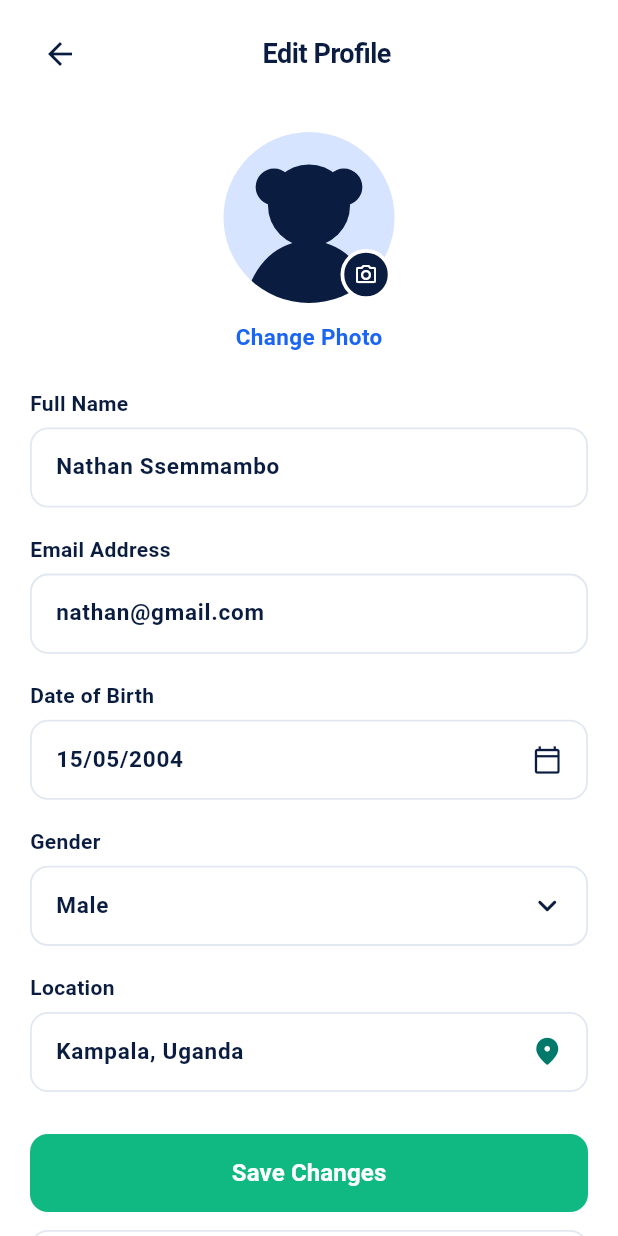
After one commit to ssemambonathan/lyca, a Flutter app: the EditProfileScreen screen opened directly, on a phone screen of 412 x 824 dp. The commit adds this screen. Run offline on Flutter 3.47's test engine with Material 3 defaults, Android fonts, the phone set to English and light mode, and no system bars; network calls fail.

Commit message:
editprofilescreen

```diff
--- /dev/null
+++ b/lib/screens/editprofilescreen.dart
@@ -0,0 +1,572 @@
+import 'package:flutter/material.dart';
+
+class EditProfileScreen extends StatefulWidget {
+  final VoidCallback? onBack;
+
+  const EditProfileScreen({
+    super.key,
+    this.onBack,
+  });
+
+  @override
+  State<EditProfileScreen> createState() => _EditProfileScreenState();
+}
+
+class _EditProfileScreenState extends State<EditProfileScreen> {
+  late final TextEditingController _fullNameController;
+  late final TextEditingController _emailController;
+  late final TextEditingController _dobController;
+  late final TextEditingController _genderController;
+  late final TextEditingController _locationController;
+
+  @override
+  void initState() {
+    super.initState();
+    _fullNameController = TextEditingController(text: 'Nathan Ssemmambo');
+    _emailController = TextEditingController(text: 'nathan@gmail.com');
+    _dobController = TextEditingController(text: '15/05/2004');
+    _genderController = TextEditingController(text: 'Male');
+    _locationController = TextEditingController(text: 'Kampala, Uganda');
+  }
+
+  @override
+  void dispose() {
+    _fullNameController.dispose();
+    _emailController.dispose();
+    _dobController.dispose();
+    _genderController.dispose();
+    _locationController.dispose();
+    super.dispose();
+  }
+
+  void _handleBack() {
+    if (widget.onBack != null) {
+      widget.onBack!();
+    } else if (Navigator.canPop(context)) {
+      Navigator.pop(context);
+    }
+  }
+
+  Future<void> _selectDate() async {
+    DateTime initialDate = DateTime(2004, 5, 15);
+    try {
+      final parts = _dobController.text.split('/');
+      if (parts.length == 3) {
+        final day = int.parse(parts[0]);
+        final month = int.parse(parts[1]);
+        final year = int.parse(parts[2]);
+        initialDate = DateTime(year, month, day);
+      }
+    } catch (_) {}
+
+    final DateTime? picked = await showDatePicker(
+      context: context,
+      initialDate: initialDate,
+      firstDate: DateTime(1920),
+      lastDate: DateTime.now(),
+      builder: (context, child) {
+        return Theme(
+          data: Theme.of(context).copyWith(
+            colorScheme: const ColorScheme.light(
+              primary: Color(0xFF00C853),
+              onPrimary: Colors.white,
+              onSurface: Color(0xFF0A1C3F),
+            ),
+          ),
+          child: child!,
+        );
+      },
+    );
+
+    if (picked != null) {
+      final day = picked.day.toString().padLeft(2, '0');
+      final month = picked.month.toString().padLeft(2, '0');
+      final year = picked.year.toString();
+      setState(() {
+        _dobController.text = '$day/$month/$year';
+      });
+    }
+  }
+
+  void _selectGender() {
+    showModalBottomSheet(
+      context: context,
+      shape: const RoundedRectangleBorder(
+        borderRadius: BorderRadius.vertical(top: Radius.circular(20)),
+      ),
+      builder: (context) {
+        return Container(
+          padding: const EdgeInsets.symmetric(vertical: 20, horizontal: 16),
+          child: Column(
+            mainAxisSize: MainAxisSize.min,
+            children: [
+              Container(
+                width: 40,
+                height: 4,
+                decoration: BoxDecoration(
+                  color: const Color(0xFFCBD5E1),
+                  borderRadius: BorderRadius.circular(2),
+                ),
+              ),
+              const SizedBox(height: 16),
+              const Text(
+                'Select Gender',
+                style: TextStyle(
+                  color: Color(0xFF0A1C3F),
+                  fontSize: 18,
+                  fontWeight: FontWeight.bold,
+                ),
+              ),
+              const SizedBox(height: 16),
+              ...['Male', 'Female', 'Prefer not to say'].map(
+                (gender) => ListTile(
+                  title: Text(
+                    gender,
+                    style: TextStyle(
+                      color: const Color(0xFF0A1C3F),
+                      fontWeight: _genderController.text == gender
+                          ? FontWeight.bold
+                          : FontWeight.normal,
+                    ),
+                  ),
+                  trailing: _genderController.text == gender
+                      ? const Icon(Icons.check_circle, color: Color(0xFF00C853))
+                      : null,
+                  onTap: () {
+                    setState(() {
+                      _genderController.text = gender;
+                    });
+                    Navigator.pop(context);
+                  },
+                ),
+              ),
+            ],
+          ),
+        );
+      },
+    );
+  }
+
+  void _changePhoto() {
+    showModalBottomSheet(
+      context: context,
+      shape: const RoundedRectangleBorder(
+        borderRadius: BorderRadius.vertical(top: Radius.circular(20)),
+      ),
+      builder: (context) {
+        return SafeArea(
+          child: Column(
+            mainAxisSize: MainAxisSize.min,
+            children: [
+              const SizedBox(height: 12),
+              Container(
+                width: 40,
+                height: 4,
+                decoration: BoxDecoration(
+                  color: const Color(0xFFCBD5E1),
+                  borderRadius: BorderRadius.circular(2),
+                ),
+              ),
+              const SizedBox(height: 16),
+              ListTile(
+                leading: const Icon(Icons.photo_library_outlined, color: Color(0xFF0A1C3F)),
+                title: const Text('Choose from Gallery'),
+                onTap: () {
+                  Navigator.pop(context);
+                  ScaffoldMessenger.of(context).showSnackBar(
+                    const SnackBar(content: Text('Gallery opened')),
+                  );
+                },
+              ),
+              ListTile(
+                leading: const Icon(Icons.camera_alt_outlined, color: Color(0xFF0A1C3F)),
+                title: const Text('Take a Photo'),
+                onTap: () {
+                  Navigator.pop(context);
+                  ScaffoldMessenger.of(context).showSnackBar(
+                    const SnackBar(content: Text('Camera opened')),
+                  );
+                },
+              ),
+            ],
+          ),
+        );
+      },
+    );
+  }
+
+  void _saveChanges() {
+    ScaffoldMessenger.of(context).showSnackBar(
+      const SnackBar(
+        content: Text('Profile changes saved successfully!'),
+        backgroundColor: Color(0xFF00C853),
+        duration: Duration(seconds: 2),
+      ),
+    );
+    Future.delayed(const Duration(milliseconds: 500), () {
+      if (mounted) {
+        _handleBack();
+      }
+    });
+  }
+
+  @override
+  Widget build(BuildContext context) {
+    return Scaffold(
+      backgroundColor: Colors.white,
+      body: SafeArea(
+        child: Column(
+          children: [
+            // Top Navigation Bar
+            Padding(
+              padding: const EdgeInsets.symmetric(horizontal: 16.0, vertical: 12.0),
+              child: Row(
+                children: [
+                  IconButton(
+                    onPressed: _handleBack,
+                    icon: const Icon(
+                      Icons.arrow_back,
+                      color: Color(0xFF0A1C3F),
+                      size: 24,
+                    ),
+                    padding: EdgeInsets.zero,
+                    constraints: const BoxConstraints(),
+                  ),
+                  const Expanded(
+                    child: Center(
+                      child: Text(
+                        'Edit Profile',
+                        style: TextStyle(
+                          color: Color(0xFF0A1C3F),
+                          fontSize: 18,
+                          fontWeight: FontWeight.bold,
+                          letterSpacing: -0.3,
+                        ),
+                      ),
+                    ),
+                  ),
+                  const SizedBox(width: 24), // Balance the back button spacing
+                ],
+              ),
+            ),
+
+            // Scrollable Content
+            Expanded(
+              child: SingleChildScrollView(
+                physics: const BouncingScrollPhysics(),
+                padding: const EdgeInsets.symmetric(horizontal: 20.0),
+                child: Column(
+                  children: [
+                    const SizedBox(height: 16),
+
+                    // Avatar Circle with Camera Badge
+                    Center(
+                      child: Stack(
+                        children: [
+                          GestureDetector(
+                            onTap: _changePhoto,
+                            child: Container(
+                              width: 114,
+                              height: 114,
+                              decoration: const BoxDecoration(
+                                shape: BoxShape.circle,
+                                color: Color(0xFFD6E4FF), // Soft Pastel Blue Halo
+                              ),
+                              child: ClipOval(
+                                child: CustomPaint(
+                                  painter: AvatarSilhouettePainter(),
+                                ),
+                              ),
+                            ),
+                          ),
+                          Positioned(
+                            bottom: 2,
+                            right: 2,
+                            child: GestureDetector(
+                              onTap: _changePhoto,
+                              child: Container(
+                                width: 34,
+                                height: 34,
+                                decoration: BoxDecoration(
+                                  shape: BoxShape.circle,
+                                  color: const Color(0xFF0A1C3F), // Dark Navy Camera Badge
+                                  border: Border.all(
+                                    color: Colors.white,
+                                    width: 2.5,
+                                  ),
+                                ),
+                                child: const Icon(
+                                  Icons.camera_alt_outlined,
+                                  color: Colors.white,
+                                  size: 16,
+                                ),
+                              ),
+                            ),
+                          ),
+                        ],
+                      ),
+                    ),
+
+                    const SizedBox(height: 12),
+
+                    // Change Photo Button Text
+                    GestureDetector(
+                      onTap: _changePhoto,
+                      child: const Text(
+                        'Change Photo',
+                        style: TextStyle(
+                          color: Color(0xFF1B65F5), // Vibrant Royal Blue
+                          fontSize: 15,
+                          fontWeight: FontWeight.bold,
+                        ),
+                      ),
+                    ),
+
+                    const SizedBox(height: 24),
+
+                    // 1. Full Name Field
+                    _buildFormField(
+                      label: 'Full Name',
+                      controller: _fullNameController,
+                      keyboardType: TextInputType.name,
+                    ),
+
+                    const SizedBox(height: 18),
+
+                    // 2. Email Address Field
+                    _buildFormField(
+                      label: 'Email Address',
+                      controller: _emailController,
+                      keyboardType: TextInputType.emailAddress,
+                    ),
+
+                    const SizedBox(height: 18),
+
+                    // 3. Date of Birth Field
+                    _buildFormField(
+                      label: 'Date of Birth',
+                      controller: _dobController,
+                      readOnly: true,
+                      onTap: _selectDate,
+                      suffixIcon: const Icon(
+                        Icons.calendar_today_outlined,
+                        color: Color(0xFF0A1C3F),
+                        size: 20,
+                      ),
+                    ),
+
+                    const SizedBox(height: 18),
+
+                    // 4. Gender Field
+                    _buildFormField(
+                      label: 'Gender',
+                      controller: _genderController,
+                      readOnly: true,
+                      onTap: _selectGender,
+                      suffixIcon: const Icon(
+                        Icons.keyboard_arrow_down_rounded,
+                        color: Color(0xFF0A1C3F),
+                        size: 26,
+                      ),
+                    ),
+
+                    const SizedBox(height: 18),
+
+                    // 5. Location Field
+                    _buildFormField(
+                      label: 'Location',
+                      controller: _locationController,
+                      keyboardType: TextInputType.streetAddress,
+                      suffixIcon: const Icon(
+                        Icons.location_on_rounded,
+                        color: Color(0xFF00796B),
+                        size: 22,
+                      ),
+                    ),
+
+                    const SizedBox(height: 28),
+
+                    // Save Changes Button
+                    SizedBox(
+                      width: double.infinity,
+                      height: 52,
+                      child: ElevatedButton(
+                        onPressed: _saveChanges,
+                        style: ElevatedButton.styleFrom(
+                          backgroundColor: const Color(0xFF10B981), // Vibrant Green
+                          elevation: 0,
+                          shape: RoundedRectangleBorder(
+                            borderRadius: BorderRadius.circular(12),
+                          ),
+                        ),
+                        child: const Text(
+                          'Save Changes',
+                          style: TextStyle(
+                            color: Colors.white,
+                            fontSize: 16,
+                            fontWeight: FontWeight.bold,
+                          ),
+                        ),
+                      ),
+                    ),
+
+                    const SizedBox(height: 12),
+
+                    // Cancel Button
+                    SizedBox(
+                      width: double.infinity,
+                      height: 52,
+                      child: OutlinedButton(
+                        onPressed: _handleBack,
+                        style: OutlinedButton.styleFrom(
+                          backgroundColor: Colors.white,
+                          side: const BorderSide(
+                            color: Color(0xFFE2E8F0),
+                            width: 1.2,
+                          ),
+                          elevation: 0,
+                          shape: RoundedRectangleBorder(
+                            borderRadius: BorderRadius.circular(12),
+                          ),
+                        ),
+                        child: const Text(
+                          'Cancel',
+                          style: TextStyle(
+                            color: Color(0xFF0A1C3F),
+                            fontSize: 16,
+                            fontWeight: FontWeight.bold,
+                          ),
+                        ),
+                      ),
+                    ),
+
+                    const SizedBox(height: 24),
+                  ],
+                ),
+              ),
+            ),
+          ],
+        ),
+      ),
+    );
+  }
+
+  // Helper method for form text fields
+  Widget _buildFormField({
+    required String label,
+    required TextEditingController controller,
+    bool readOnly = false,
+    VoidCallback? onTap,
+    Widget? suffixIcon,
+    TextInputType keyboardType = TextInputType.text,
+  }) {
+    return Column(
+      crossAxisAlignment: CrossAxisAlignment.start,
+      children: [
+        Text(
+          label,
+          style: const TextStyle(
+            color: Color(0xFF0A1C3F),
+            fontSize: 14,
+            fontWeight: FontWeight.bold,
+          ),
+        ),
+        const SizedBox(height: 6),
+        Container(
+          decoration: BoxDecoration(
+            color: Colors.white,
+            borderRadius: BorderRadius.circular(12),
+            border: Border.all(
+              color: const Color(0xFFE2E8F0),
+              width: 1.2,
+            ),
+          ),
+          child: TextField(
+            controller: controller,
+            readOnly: readOnly,
+            onTap: onTap,
+            keyboardType: keyboardType,
+            style: const TextStyle(
+              color: Color(0xFF0A1C3F),
+              fontSize: 15,
+              fontWeight: FontWeight.bold,
+            ),
+            decoration: InputDecoration(
+              contentPadding: const EdgeInsets.symmetric(
+                horizontal: 16,
+                vertical: 14,
+              ),
+              border: InputBorder.none,
+              focusedBorder: InputBorder.none,
+              enabledBorder: InputBorder.none,
+              suffixIcon: suffixIcon != null
+                  ? Padding(
+                      padding: const EdgeInsets.only(right: 12.0),
+                      child: suffixIcon,
+                    )
+                  : null,
+              suffixIconConstraints: const BoxConstraints(
+                minWidth: 40,
+                minHeight: 24,
+              ),
+            ),
+          ),
+        ),
+      ],
+    );
+  }
+}
+
+/// Custom Painter for Avatar Silhouette with Pigtails/Side Hair
+class AvatarSilhouettePainter extends CustomPainter {
+  @override
+  void paint(Canvas canvas, Size size) {
+    final paintNavy = Paint()
+      ..color = const Color(0xFF0A1C3F)
+      ..style = PaintingStyle.fill;
+
+    final cx = size.width / 2;
+    final cy = size.height / 2;
+
+    // 1. Head Circle
+    final headRadius = size.width * 0.24;
+    final headCenter = Offset(cx, cy - 8);
+    canvas.drawCircle(headCenter, headRadius, paintNavy);
+
+    // 2. Left Pigtail / Hair Bun
+    canvas.drawCircle(
+      Offset(cx - headRadius * 0.85, headCenter.dy - headRadius * 0.45),
+      headRadius * 0.45,
+      paintNavy,
+    );
+
+    // 3. Right Pigtail / Hair Bun
+    canvas.drawCircle(
+      Offset(cx + headRadius * 0.85, headCenter.dy - headRadius * 0.45),
+      headRadius * 0.45,
+      paintNavy,
+    );
+
+    // 4. Neck & Shoulder Bust Base
+    final pathShoulders = Path();
+    pathShoulders.moveTo(cx - headRadius * 1.6, size.height);
+    pathShoulders.quadraticBezierTo(
+      cx - headRadius * 1.2,
+      headCenter.dy + headRadius * 0.9,
+      cx,
+      headCenter.dy + headRadius * 0.85,
+    );
+    pathShoulders.quadraticBezierTo(
+      cx + headRadius * 1.2,
+      headCenter.dy + headRadius * 0.9,
+      cx + headRadius * 1.6,
+      size.height,
+    );
+    pathShoulders.close();
+
+    canvas.drawPath(pathShoulders, paintNavy);
+  }
+
+  @override
+  bool shouldRepaint(CustomPainter oldDelegate) => false;
+}
```
Also changed, not shown: lib/screens/profilescreen.dart (+20 -0 lines).
